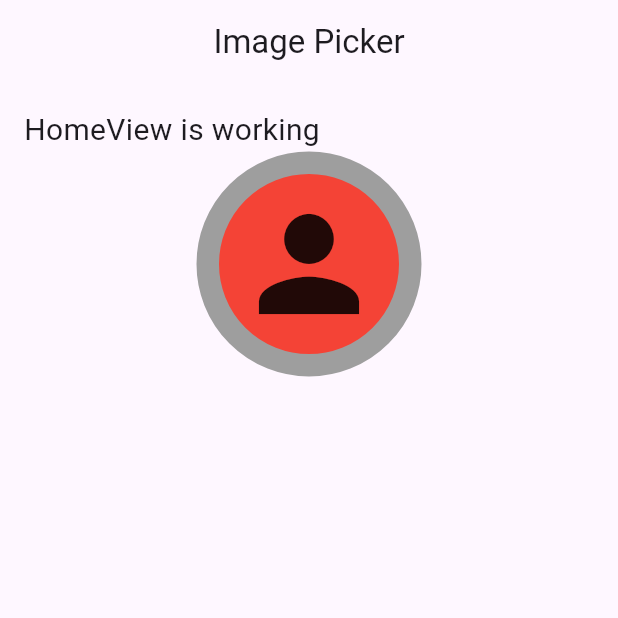
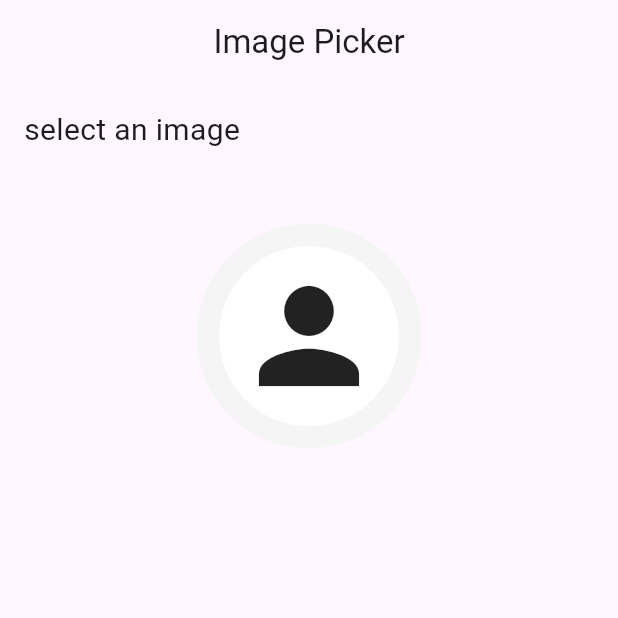
Before and after one commit to zihadsikder/image_picker_getx_project, a Flutter app: the screen it shows after launch, on a phone screen of 412 x 824 dp, the top half of it. Run offline on Flutter 3.47's test engine with Material 3 defaults, Android fonts, the phone set to English and light mode, and no system bars; our stand-ins replace get, image_picker.

Commit message:
uploded image from gellary success

```diff
--- a/lib/app/modules/home/views/home_view.dart
+++ b/lib/app/modules/home/views/home_view.dart
@@ -22,9 +22,10 @@ class HomeView extends GetView<HomeController> {
           crossAxisAlignment: CrossAxisAlignment.start,
           children: [
             Text(
-              'HomeView is working',
+              'select an image',
               style: TextStyle(fontSize: 20),
             ),
+            SizedBox(height: 48,),
             Obx(
               () =>GestureDetector(
                 onTap: controller.pickImage,
@@ -34,16 +35,16 @@ class HomeView extends GetView<HomeController> {
                     width: 150,
                     decoration: BoxDecoration(
                       shape: BoxShape.circle,
-                      color: Colors.red,
+                      color: Colors.white,
                       border: Border.all(
                         width: 15,
-                        color: Colors.grey
+                        color: Colors.grey.shade100
                       )
                     ),
                     child : ClipOval(
                         child: controller.imagePath.value.isEmpty ? Icon(Icons.person,size: 100)
                             :
-                        Image.file(File(controller.imagePath.value))
+                        Image.file(File(controller.imagePath.value),fit: BoxFit.cover,)
                     )
 
                    ),
--- a/lib/main.dart
+++ b/lib/main.dart
@@ -8,6 +8,7 @@ void main() {
   runApp(
     GetMaterialApp(
       title: "Application",
+      debugShowCheckedModeBanner: false,
       initialRoute: AppPages.INITIAL,
       getPages: AppPages.routes,
     ),
```
